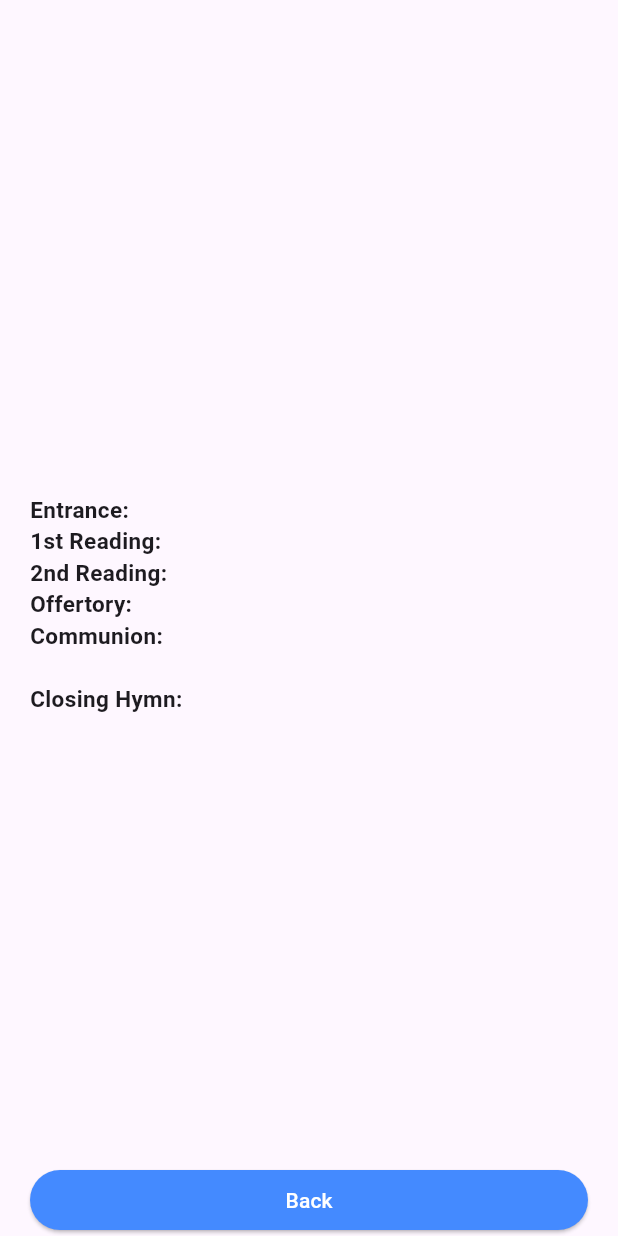
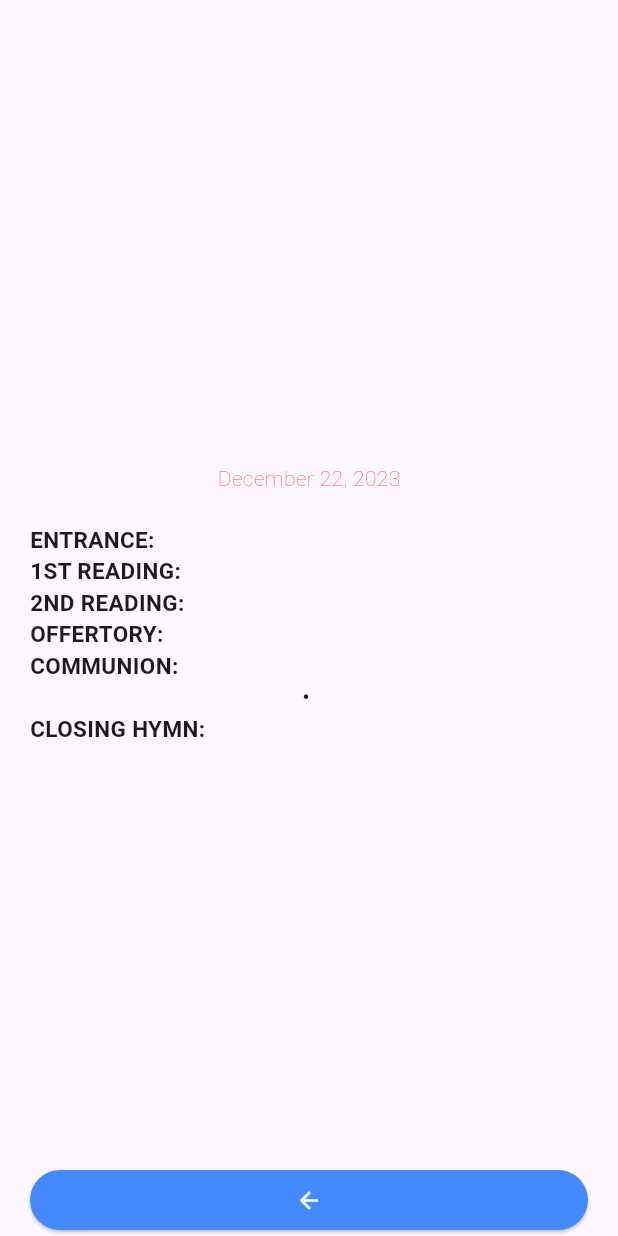
Before and after one commit to bryanbauzon/ifi, a Flutter app: the Preview screen opened directly with empty values, on a phone screen of 412 x 824 dp. Run offline on Flutter 3.47's test engine with Material 3 defaults, Android fonts, the phone set to English and light mode, and no system bars.

Commit message:
Added dates and formatting

```diff
--- a/lib/screen/preview.dart
+++ b/lib/screen/preview.dart
@@ -1,5 +1,6 @@
 import 'package:flutter/material.dart';
 import 'package:ifi_app/common/app_common.dart';
+import 'package:intl/intl.dart';
 
 class Preview extends StatefulWidget {
   const Preview({
@@ -31,12 +32,12 @@ class _PreviewState extends State<Preview> {
             ? Row(
                 children: [
                   Text(
-                    '$label: ',
+                    formatValue('$label: ', false),
                     style: const TextStyle(
                         fontWeight: FontWeight.bold, fontSize: 15),
                   ),
                   Text(
-                    value,
+                    formatValue(value, false),
                     style: const TextStyle(fontSize: 15),
                   )
                 ],
@@ -48,19 +49,37 @@ class _PreviewState extends State<Preview> {
                     Align(
                       alignment: Alignment.centerLeft,
                       child: Text(
-                        '$label: ',
+                        formatValue('$label: ', false),
                         style: const TextStyle(
                             fontWeight: FontWeight.bold, fontSize: 15),
                       ),
                     ),
                     Text(
-                      value,
+                      formatValue(value, true),
                       style: const TextStyle(fontSize: 15),
                     )
                   ],
                 ),
               ),
       );
+
+  String formatValue(String value, bool showBullet) {
+    String val = value;
+    if (val.contains(',')) {
+      val = value.replaceAll(',', '\n•');
+    }
+    if (showBullet) {
+      val = '• $val';
+    }
+    return val.toUpperCase();
+  }
+
+  String getCurrDate() {
+    DateTime now = DateTime.now();
+    // return DateTime(now.year, now.month, now.day);
+    return DateFormat.yMMMMd('en_US').format(now);
+  }
+
   @override
   Widget build(BuildContext context) {
     return Scaffold(
@@ -70,15 +89,26 @@ class _PreviewState extends State<Preview> {
             mainAxisAlignment: MainAxisAlignment.center,
             children: [
               Padding(
-                padding: const EdgeInsets.only(left: 20, right: 20),
-                child: Text(
-                  widget.title,
-                  style: const TextStyle(
-                    fontSize: 20,
-                    fontWeight: FontWeight.bold,
-                  ),
-                ),
-              ),
+                  padding:
+                      const EdgeInsets.only(left: 20, right: 20, bottom: 20),
+                  child: Column(
+                    children: [
+                      Text(
+                        formatValue(widget.title, false),
+                        style: const TextStyle(
+                            fontSize: 20,
+                            fontWeight: FontWeight.bold,
+                            color: Colors.blueAccent),
+                      ),
+                      //
+                      Text(
+                        getCurrDate(),
+                        style: const TextStyle(
+                            fontWeight: FontWeight.w200,
+                            color: Colors.redAccent),
+                      )
+                    ],
+                  )),
               labelValue(AppCommons.fields[1], widget.entrance),
               labelValue(AppCommons.fields[2], widget.fReading),
               labelValue(AppCommons.fields[3], widget.sReading),
@@ -93,9 +123,9 @@ class _PreviewState extends State<Preview> {
         padding: const EdgeInsets.only(left: 20, right: 20),
         child: ElevatedButton(
           style: ElevatedButton.styleFrom(backgroundColor: Colors.blueAccent),
-          child: const Text(
-            'Back',
-            style: TextStyle(color: Colors.white),
+          child: const Icon(
+            Icons.arrow_back,
+            color: Colors.white,
           ),
           onPressed: () {
             Navigator.pop(context);
--- a/pubspec.yaml
+++ b/pubspec.yaml
@@ -9,6 +9,7 @@ environment:
 dependencies:
   flutter:
     sdk: flutter
+  intl: ^0.19.0
 
 dev_dependencies:
   flutter_test:
```
Also changed, not shown: lib/widgets/custom_widgets.dart (+24 -6 lines), pubspec.lock, 1 other file.
